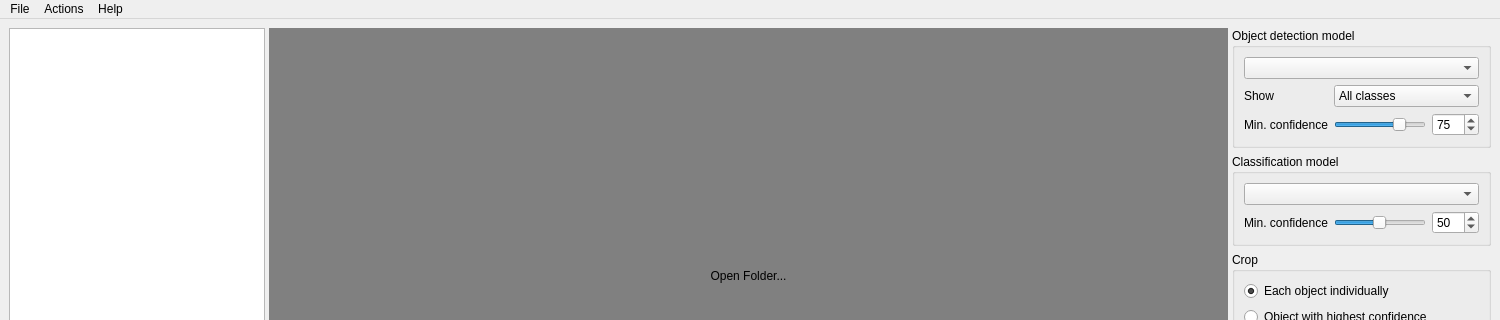
kenwer/detectorist, file src/detectorist/detectorist_app_gui.ui: the form before one commit; both pictures show x 0 to 1500 and y 0 to 320 of the 1500 by 750 pixel window.
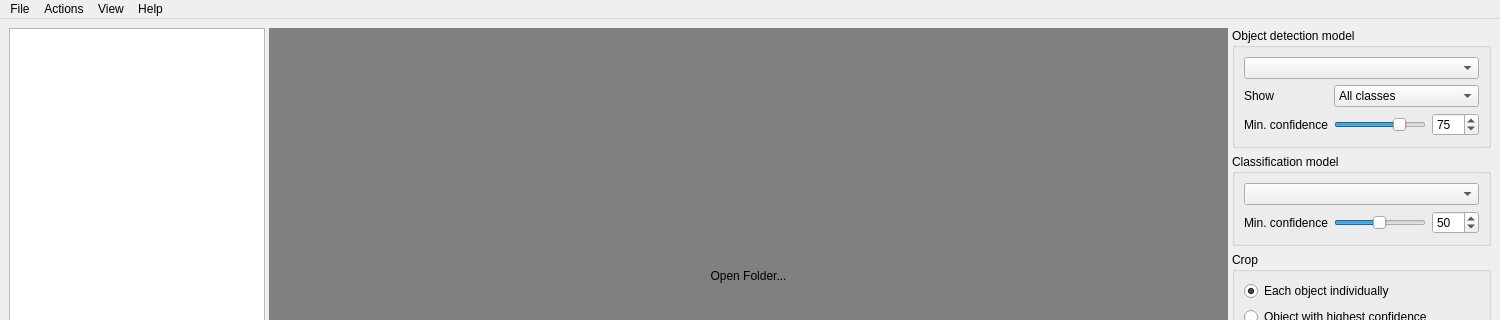
The form after the commit. Custom widgets are drawn as their Qt base class.

Commit message: Add View menu with actions and shortcuts

What changed in the file:
```diff
--- a/src/detectorist/detectorist_app_gui.ui
+++ b/src/detectorist/detectorist_app_gui.ui
@@ -508,7 +508,11 @@
     <addaction name="crop_and_export_selected_images_action"/>
     <addaction name="separator"/>
     <addaction name="open_output_folder_action"/>
-    <addaction name="separator"/>
+   </widget>
+   <widget class="QMenu" name="menu_view">
+    <property name="title">
+     <string>View</string>
+    </property>
     <addaction name="toggle_masks_action"/>
     <addaction name="toggle_labels_action"/>
    </widget>
@@ -521,6 +525,7 @@
    </widget>
    <addaction name="menu_file"/>
    <addaction name="menu_actions"/>
+   <addaction name="menu_view"/>
    <addaction name="menu_help"/>
   </widget>
   <widget class="QStatusBar" name="status_bar"/>
```
Left out of the diff: 39 changed lines with no effect on the pictures. The commit also changes 6 other files.
